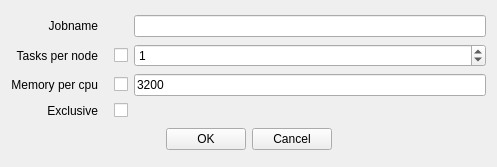
Above: ui/resource_specification.ui from lunarc/gfxlauncher before the change. Below: the same form after it.
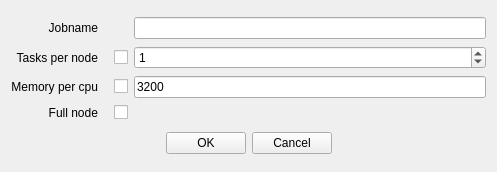
That is the form after the change.

Commit message: Cleaned up start script. Changed Exclusive to Full Node and updated the job options to an icon.

```diff
--- a/ui/resource_specification.ui
+++ b/ui/resource_specification.ui
@@ -7,7 +7,7 @@
     <x>0</x>
     <y>0</y>
     <width>497</width>
-    <height>167</height>
+    <height>172</height>
    </rect>
   </property>
   <property name="windowTitle">
@@ -61,7 +61,7 @@
      <item row="5" column="0">
       <widget class="QLabel" name="label_3">
        <property name="text">
-        <string>Exclusive</string>
+        <string>Full node</string>
        </property>
        <property name="alignment">
         <set>Qt::AlignRight|Qt::AlignTrailing|Qt::AlignVCenter</set>
```
The commit also changes 2 other files.
